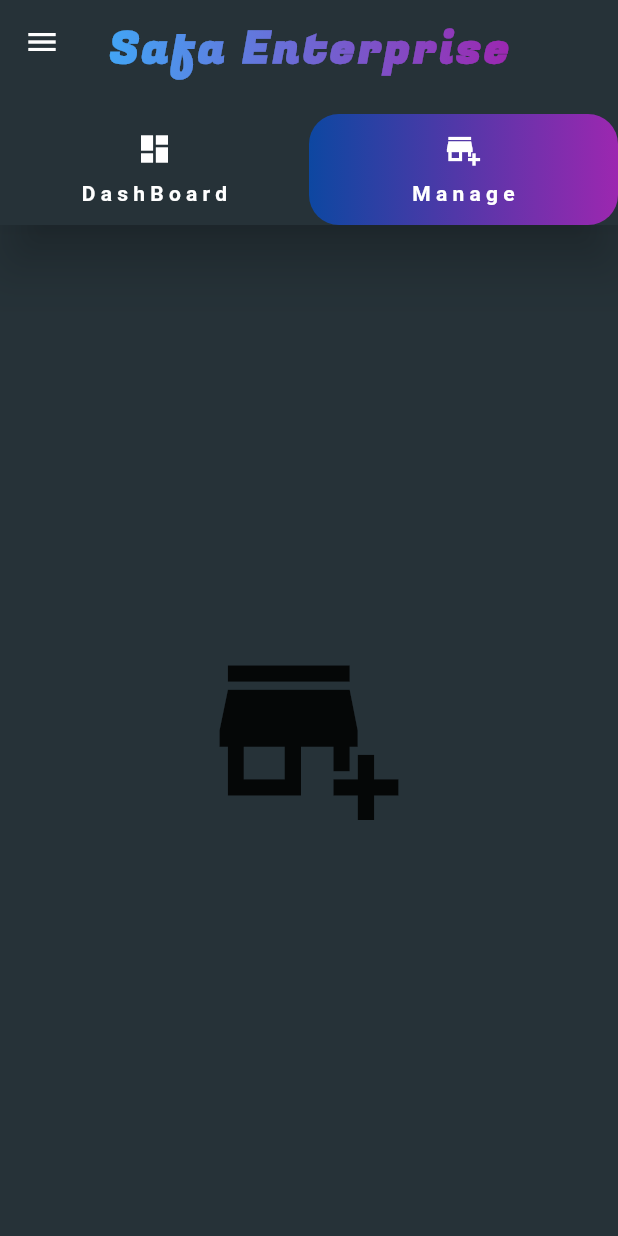
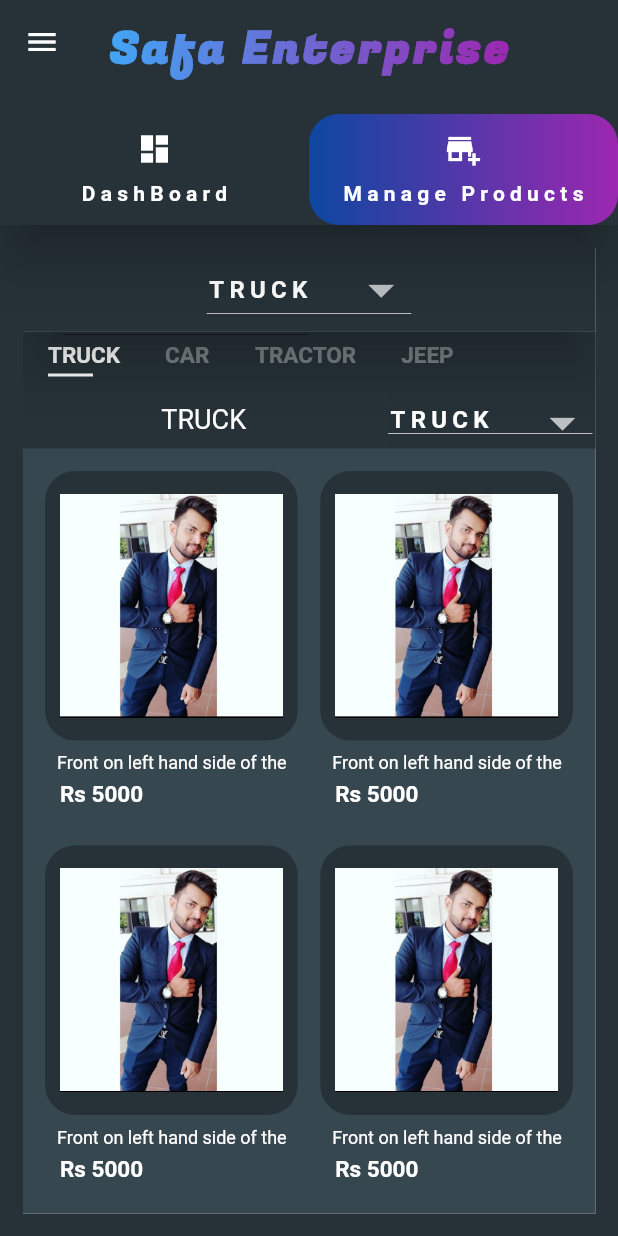
Before and after one commit to anas1606/Safa-Admin-App, a Flutter app: the Dashboard screen opened by its route, tab 2 chosen, on a phone screen of 412 x 824 dp. Run offline on Flutter 3.47's test engine with Material 2 defaults, Android fonts, the phone set to English and light mode, and no system bars; our stand-ins replace fl_chart, flutter_spinkit, percent_indicator, shared_preferences, toast; accounts and stored records are empty.

Commit message:
manage produts with grid builder

```diff
--- /dev/null
+++ b/lib/DashBoard Internals/Product/ProductBody.dart
@@ -0,0 +1,163 @@
+import 'package:flutter/foundation.dart';
+import 'package:flutter/material.dart';
+import 'package:flutter/services.dart';
+import 'package:safa_admin/DashBoard%20Internals/Product/iteamCard.dart';
+
+class ProductBody extends StatefulWidget {
+  ProductBody({key, @required this.names, @required this.model})
+      : super(key: key);
+
+  final List<String> names;
+  final List<String> model;
+  @override
+  _ProductBodyState createState() => _ProductBodyState(names, model);
+}
+
+class _ProductBodyState extends State<ProductBody> {
+  _ProductBodyState(List<String> names, List<String> model) {
+    this.names = names;
+    this.model = model;
+  }
+  @override
+  void initState() {
+    super.initState();
+    dropDown = model[0];
+  }
+
+  List<String> names;
+  List<String> model;
+  int selectedindex = 0;
+  String dropDown;
+
+  @override
+  Widget build(BuildContext context) {
+    return Container(
+      color: Colors.blueGrey[800],
+      child: Column(
+        crossAxisAlignment: CrossAxisAlignment.start,
+        children: [
+          Container(
+            padding: EdgeInsets.all(2),
+            color: Colors.blueGrey[900],
+            child: SizedBox(
+              height: 35,
+              child: ListView.builder(
+                scrollDirection: Axis.horizontal,
+                itemCount: widget.names.length,
+                itemBuilder: (context, index) => buildNames(index),
+              ),
+            ),
+          ),
+          Row(
+            children: [
+              Expanded(
+                child: Container(
+                  alignment: Alignment.bottomLeft,
+                  padding: EdgeInsets.all(2),
+                  color: Colors.blueGrey[900],
+                  child: SizedBox(
+                    height: 35,
+                    child: Center(
+                      child: Text(
+                        dropDown,
+                        style: TextStyle(
+                          fontSize: 18,
+                          color: Colors.white,
+                        ),
+                      ),
+                    ),
+                  ),
+                ),
+              ),
+              Container(
+                padding: EdgeInsets.all(2),
+                color: Colors.blueGrey[900],
+                child: modelDropDown(),
+              ),
+            ],
+          ),
+          Expanded(
+            child: Padding(
+              padding: const EdgeInsets.all(15),
+              child: GridView.builder(
+                  itemCount: names.length * 10,
+                  gridDelegate: SliverGridDelegateWithFixedCrossAxisCount(
+                      crossAxisCount: 2,
+                      childAspectRatio: 0.75,
+                      mainAxisSpacing: 25,
+                      crossAxisSpacing: 15),
+                  itemBuilder: (context, index) => IteamCard()),
+            ),
+          )
+        ],
+      ),
+    );
+  }
+
+  Widget buildNames(int index) {
+    return GestureDetector(
+      onTap: () {
+        HapticFeedback.heavyImpact();
+        setState(() {
+          selectedindex = index;
+        });
+      },
+      child: Padding(
+        padding: const EdgeInsets.symmetric(horizontal: 15),
+        child: Column(
+          crossAxisAlignment: CrossAxisAlignment.start,
+          children: [
+            Container(
+              margin: EdgeInsets.only(top: 5),
+              child: Text(
+                widget.names[index],
+                style: TextStyle(
+                  color: selectedindex == index ? Colors.white : Colors.white38,
+                  fontSize: 15,
+                  fontWeight: FontWeight.bold,
+                ),
+              ),
+            ),
+            Container(
+              margin: EdgeInsets.only(top: 3),
+              height: 2,
+              width: 30,
+              color: selectedindex == index ? Colors.white : Colors.transparent,
+            )
+          ],
+        ),
+      ),
+    );
+  }
+
+  Widget modelDropDown() {
+    return SizedBox(
+      height: 35,
+      child: DropdownButton<String>(
+        iconSize: 40,
+        icon: Icon(Icons.arrow_drop_down_sharp),
+        iconEnabledColor: Colors.white70,
+        value: dropDown,
+        dropdownColor: Colors.blueGrey[900],
+        style: TextStyle(
+          color: Colors.white,
+          fontSize: 16,
+          fontWeight: FontWeight.bold,
+          letterSpacing: 3.5,
+        ),
+        items: model.map((String value) {
+          return DropdownMenuItem<String>(
+            value: value,
+            child: new Text(value),
+          );
+        }).toList(),
+        onChanged: (String newValue) {
+          HapticFeedback.heavyImpact();
+          setState(() {
+            dropDown = newValue;
+          });
+        },
+      ),
+    );
+  }
+}
--- /dev/null
+++ b/lib/DashBoard Internals/Product/Produts.dart
@@ -0,0 +1,62 @@
+import 'package:flutter/material.dart';
+import 'package:flutter/services.dart';
+import 'package:safa_admin/DashBoard%20Internals/Product/ProductBody.dart';
+
+class Product extends StatefulWidget {
+  Product({Key key}) : super(key: key);
+
+  @override
+  _ProductState createState() => _ProductState();
+}
+
+class _ProductState extends State<Product> {
+  String dropDown = getlist()[0];
+  @override
+  Widget build(BuildContext context) {
+    return Scaffold(
+      appBar: AppBar(
+        brightness: Brightness.dark,
+        backgroundColor: Colors.blueGrey[900],
+        automaticallyImplyLeading: false,
+        centerTitle: true,
+        title: Row(
+          mainAxisAlignment: MainAxisAlignment.center,
+          children: [
+            DropdownButton<String>(
+              iconSize: 40,
+              icon: Icon(Icons.arrow_drop_down_sharp),
+              iconEnabledColor: Colors.white70,
+              value: dropDown,
+              dropdownColor: Colors.blueGrey[900],
+              style: TextStyle(
+                color: Colors.white,
+                fontSize: 16,
+                fontWeight: FontWeight.bold,
+                letterSpacing: 3.5,
+              ),
+              items: getlist().map((String value) {
+                return DropdownMenuItem<String>(
+                  value: value,
+                  child: new Text(value),
+                );
+              }).toList(),
+              onChanged: (String newValue) {
+                HapticFeedback.heavyImpact();
+                setState(() {
+                  dropDown = newValue;
+                });
+              },
+            )
+          ],
+        ),
+        elevation: 15.0,
+      ),
+      body: ProductBody(names: getlist(), model: getlist()),
+    );
+  }
+}
+
+List<String> getlist() {
+  List<String> a = ["TRUCK", "CAR", "TRACTOR", "JEEP"];
+  return a;
+}
--- /dev/null
+++ b/lib/DashBoard Internals/Product/iteamCard.dart
@@ -0,0 +1,49 @@
+import 'package:flutter/material.dart';
+
+class IteamCard extends StatefulWidget {
+  IteamCard({
+    Key key,
+  }) : super(key: key);
+
+  @override
+  _IteamCardState createState() => _IteamCardState();
+}
+
+class _IteamCardState extends State<IteamCard> {
+  @override
+  Widget build(BuildContext context) {
+    return Column(
+      crossAxisAlignment: CrossAxisAlignment.start,
+      children: [
+        Expanded(
+          child: Container(
+            padding: EdgeInsets.all(10),
+            decoration: BoxDecoration(
+              color: Colors.blueGrey[900],
+              borderRadius: BorderRadius.circular(20),
+            ),
+            child: Image.asset("asset/pic2.jpeg"),
+          ),
+        ),
+        Padding(
+          padding: const EdgeInsets.only(left: 8.0, top: 8.0),
+          child: Text(
+            "Front on left hand side of the",
+            style: TextStyle(color: Colors.white, fontSize: 12),
+          ),
+        ),
+        Padding(
+          padding: const EdgeInsets.only(left: 10, top: 5),
+          child: Text(
+            "Rs 5000",
+            style: TextStyle(
+              color: Colors.white,
+              fontSize: 15,
+              fontWeight: FontWeight.bold,
+            ),
+          ),
+        ),
+      ],
+    );
+  }
+}
--- a/lib/Dashboard.dart
+++ b/lib/Dashboard.dart
@@ -1,5 +1,6 @@
 import 'package:flutter/material.dart';
 import 'package:flutter/services.dart';
+import 'package:safa_admin/DashBoard%20Internals/Product/Produts.dart';
 import 'package:safa_admin/DashBoardDesign.dart';
 import 'package:safa_admin/Decoraters/GradiantText.dart';
 import 'package:safa_admin/Drawer.dart';
@@ -71,7 +72,7 @@ class _DashboardState extends State<Dashboard> with TickerProviderStateMixin {
                   ),
                   child: FittedBox(
                     fit: BoxFit.scaleDown,
-                    child: Text("Manage",
+                    child: Text("Manage Products",
                         style: TextStyle(
                           color: _tabController.index == 1
                               ? Colors.white
@@ -127,12 +128,7 @@ class _DashboardState extends State<Dashboard> with TickerProviderStateMixin {
               children: <Widget>[
                 Container(child: DashBoardDesign()),
                 Container(
-                  child: Center(
-                    child: Icon(
-                      Icons.add_business,
-                      size: 130,
-                    ),
-                  ),
+                  child: Product(),
                 ),
               ],
             ),
--- a/lib/main.dart
+++ b/lib/main.dart
@@ -1,11 +1,11 @@
 import 'dart:async';
 import 'package:flutter/material.dart';
 import 'package:flutter/services.dart';
+import 'package:safa_admin/DashBoard%20Internals/Product/Produts.dart';
 import 'package:safa_admin/DashBoard%20Internals/category.dart';
 import 'package:safa_admin/Dashboard.dart';
 import 'package:safa_admin/Login/LoginPage.dart';
 import 'package:safa_admin/splashScreen.dart';
-import 'package:shared_preferences/shared_preferences.dart';
 import 'package:shared_preferences/shared_preferences.dart';
 
 void main() {
```
